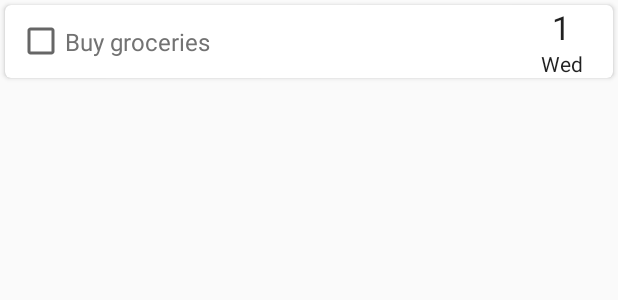
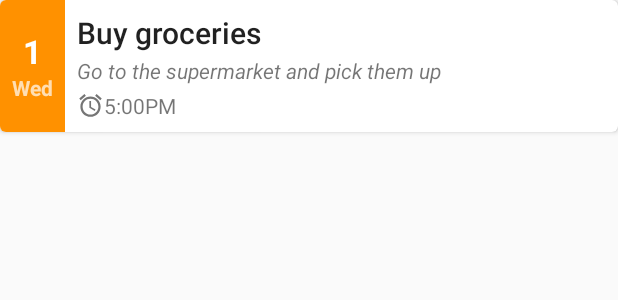
Before and after one commit to teobaranga/T-Tasks, an Android app: the layout layout_item_task.xml on its own in the app's theme, with its tools: preview values and no code run, on a phone screen of 412 x 824 dp. Shown: the top 300 px of the screen. Run offline under Robolectric (Android 15) with nearby library versions, the phone set to English and light mode, and no system bars.

Commit message:
Redesigned the task item layout
- updated Gradle to 2.9
- updated Gradle plugin to 1.5.0
- removed Crashlytics - no need for it at the moment
- updated support libraries to 23.1.1
- replaced PNG assets with XML versions

```diff
--- a/build.gradle
+++ b/build.gradle
@@ -2,11 +2,11 @@
 buildscript {
     repositories {
         jcenter()
-        maven { url 'https://maven.fabric.io/public' }
+//        maven { url 'https://maven.fabric.io/public' }
     }
     dependencies {
-        classpath 'com.android.tools.build:gradle:1.5.0-beta1'
-        classpath 'io.fabric.tools:gradle:1.19.2'
+        classpath 'com.android.tools.build:gradle:1.5.0'
+//        classpath 'io.fabric.tools:gradle:1.19.2'
         classpath 'me.tatarka:gradle-retrolambda:3.2.3'
         classpath 'me.tatarka.retrolambda.projectlombok:lombok.ast:0.2.3.a2'
     }
@@ -17,6 +17,6 @@ buildscript {
 allprojects {
     repositories {
         jcenter()
-        maven { url 'https://maven.fabric.io/public' }
+//        maven { url 'https://maven.fabric.io/public' }
     }
 }
--- a/gradle.properties
+++ b/gradle.properties
@@ -17,4 +17,4 @@
 # http://www.gradle.org/docs/current/userguide/multi_project_builds.html#sec:decoupled_projects
 # org.gradle.parallel=true
 
-android_support_lib_version = 23.1.0
+android_support_lib_version = 23.1.1
--- a/t-tasks/build.gradle
+++ b/t-tasks/build.gradle
@@ -1,6 +1,6 @@
 apply plugin: 'com.android.application'
-apply plugin: 'io.fabric'
 apply plugin: 'me.tatarka.retrolambda'
+//apply plugin: 'io.fabric'
 
 android {
     compileSdkVersion 23
--- a/t-tasks/src/main/java/com/teo/ttasks/MyListCursorAdapter.java
+++ b/t-tasks/src/main/java/com/teo/ttasks/MyListCursorAdapter.java
@@ -74,9 +74,9 @@ public class MyListCursorAdapter extends CursorRecyclerViewAdapter<MyListCursorA
         public ViewHolder(View v) {
             super(v);
             mCheckBox = (CheckBox) v.findViewById(R.id.checkBox);
-            mDay = (TextView) v.findViewById(R.id.textViewDay);
-            mDayWeek = (TextView) v.findViewById(R.id.textViewDayWeek);
-            mTaskTitle = (TextView) v.findViewById(R.id.taskTitle);
+            mDay = (TextView) v.findViewById(R.id.date_day_number);
+            mDayWeek = (TextView) v.findViewById(R.id.date_day_name);
+            mTaskTitle = (TextView) v.findViewById(R.id.title_task);
             mainActivity = (MainActivity) v.getContext();
             v.setOnClickListener(this);
             v.setOnLongClickListener(this);
--- /dev/null
+++ b/t-tasks/src/main/res/drawable/ic_alarm_18dp.xml
@@ -0,0 +1,11 @@
+<vector
+    xmlns:android="http://schemas.android.com/apk/res/android"
+    android:width="18dp"
+    android:height="18dp"
+    android:alpha="0.54"
+    android:viewportHeight="24.0"
+    android:viewportWidth="24.0">
+    <path
+        android:fillColor="#FF000000"
+        android:pathData="M22,5.72l-4.6,-3.86 -1.29,1.53 4.6,3.86L22,5.72zM7.88,3.39L6.6,1.86 2,5.71l1.29,1.53 4.59,-3.85zM12.5,8H11v6l4.75,2.85 0.75,-1.23 -4,-2.37V8zM12,4c-4.97,0 -9,4.03 -9,9s4.02,9 9,9c4.97,0 9,-4.03 9,-9s-4.03,-9 -9,-9zm0,16c-3.87,0 -7,-3.13 -7,-7s3.13,-7 7,-7 7,3.13 7,7 -3.13,7 -7,7z"/>
+</vector>
--- /dev/null
+++ b/t-tasks/src/main/res/drawable/ic_sort_24dp.xml
@@ -0,0 +1,9 @@
+<vector xmlns:android="http://schemas.android.com/apk/res/android"
+        android:width="24dp"
+        android:height="24dp"
+        android:viewportWidth="24.0"
+        android:viewportHeight="24.0">
+    <path
+        android:fillColor="#FFF"
+        android:pathData="M3,18h6v-2H3v2zM3,6v2h18V6H3zm0,7h12v-2H3v2z"/>
+</vector>
--- a/t-tasks/src/main/res/layout/layout_item_task.xml
+++ b/t-tasks/src/main/res/layout/layout_item_task.xml
@@ -2,69 +2,84 @@
     android:id="@+id/card_view"
     xmlns:android="http://schemas.android.com/apk/res/android"
     xmlns:card_view="http://schemas.android.com/apk/res-auto"
-    android:layout_width="wrap_content"
+    xmlns:tools="http://schemas.android.com/tools"
+    android:layout_width="match_parent"
     android:layout_height="wrap_content"
-    android:layout_margin="3dp"
-    card_view:cardCornerRadius="4dp">
+    card_view:cardCornerRadius="4dp"
+    tools:layout_margin="8dp">
 
-    <RelativeLayout
-        android:layout_width="fill_parent"
+    <LinearLayout
+        android:layout_width="match_parent"
         android:layout_height="wrap_content"
-        android:background="?android:attr/selectableItemBackground">
+        android:background="?android:attr/selectableItemBackground"
+        android:orientation="horizontal">
 
-        <CheckBox
-            android:id="@+id/checkBox"
+        <LinearLayout
             android:layout_width="wrap_content"
-            android:layout_height="wrap_content"
-            android:layout_alignParentLeft="true"
-            android:layout_alignParentStart="true"
-            android:layout_centerVertical="true"
-            android:layout_marginLeft="8dp"
-            android:layout_marginStart="8dp"
-            android:focusable="false"
-            android:focusableInTouchMode="false"/>
-
-        <TextView
-            android:id="@+id/taskTitle"
-            android:layout_width="wrap_content"
-            android:layout_height="wrap_content"
-            android:layout_centerVertical="true"
-            android:layout_toEndOf="@+id/checkBox"
-            android:layout_toLeftOf="@+id/date"
-            android:layout_toRightOf="@+id/checkBox"
-            android:layout_toStartOf="@+id/date"
-            android:text="Buy groceries"
-            android:textColor="#ff727272"
-            android:textSize="16sp"/>
-
-        <RelativeLayout
-            android:id="@+id/date"
-            android:layout_width="40dp"
-            android:layout_height="wrap_content"
-            android:layout_alignParentEnd="true"
-            android:layout_alignParentRight="true"
-            android:layout_centerVertical="true"
-            android:layout_marginEnd="14dp"
-            android:layout_marginRight="14dp">
+            android:layout_height="match_parent"
+            android:background="@color/colorAccent"
+            android:gravity="center"
+            android:orientation="vertical"
+            android:padding="8dp">
 
             <TextView
-                android:id="@+id/textViewDay"
+                android:id="@+id/date_day_number"
+                style="@style/TextAppearance.AppCompat.Large.Inverse"
                 android:layout_width="wrap_content"
                 android:layout_height="wrap_content"
-                android:layout_centerHorizontal="true"
-                android:text="1"
-                android:textAppearance="?android:attr/textAppearanceLarge"/>
+                android:layout_gravity="center_horizontal"
+                android:textStyle="bold"
+                tools:text="1"/>
 
             <TextView
-                android:id="@+id/textViewDayWeek"
+                android:id="@+id/date_day_name"
+                style="@style/TextAppearance.AppCompat.Small.Inverse"
                 android:layout_width="wrap_content"
                 android:layout_height="wrap_content"
-                android:layout_below="@id/textViewDay"
-                android:layout_centerHorizontal="true"
-                android:text="Wed"
-                android:textAppearance="?android:attr/textAppearance"/>
-        </RelativeLayout>
+                android:layout_gravity="center_horizontal"
+                android:textStyle="bold"
+                tools:text="Wed"/>
 
-    </RelativeLayout>
+        </LinearLayout>
+
+        <LinearLayout
+            android:layout_width="match_parent"
+            android:layout_height="wrap_content"
+            android:orientation="vertical"
+            android:padding="8dp">
+
+            <TextView
+                android:id="@+id/task_title"
+                style="@style/TextAppearance.AppCompat.Title"
+                android:layout_width="wrap_content"
+                android:layout_height="wrap_content"
+                android:layout_marginBottom="2dp"
+                android:singleLine="true"
+                tools:text="Buy groceries"/>
+
+            <TextView
+                android:id="@+id/task_description"
+                style="@style/TextAppearance.AppCompat.Small"
+                android:layout_width="wrap_content"
+                android:layout_height="wrap_content"
+                android:layout_marginBottom="4dp"
+                android:singleLine="true"
+                android:textStyle="italic"
+                tools:text="Go to the supermarket and pick them up"/>
+
+            <TextView
+                android:id="@+id/task_reminder"
+                style="@style/TextAppearance.AppCompat.Small"
+                android:layout_width="wrap_content"
+                android:layout_height="wrap_content"
+                android:drawableLeft="@drawable/ic_alarm_18dp"
+                android:drawableStart="@drawable/ic_alarm_18dp"
+                android:gravity="bottom"
+                android:singleLine="true"
+                tools:text="5:00PM"/>
+
+        </LinearLayout>
+
+    </LinearLayout>
 
 </android.support.v7.widget.CardView>
--- a/t-tasks/src/main/res/menu/menu_tasks.xml
+++ b/t-tasks/src/main/res/menu/menu_tasks.xml
@@ -3,7 +3,7 @@
       xmlns:app="http://schemas.android.com/apk/res-auto">
     <item
         android:id="@id/menu_sort"
-        android:icon="@drawable/ic_sort_white_24dp"
+        android:icon="@drawable/ic_sort_24dp"
         android:title="@string/menu_sort"
         app:showAsAction="always">
         <menu>
```
Also changed, not shown: gradle/wrapper/gradle-wrapper.properties, t-tasks/src/main/res/drawable-xxxhdpi/ic_add_white_24dp.png (deleted), t-tasks/src/main/res/drawable-xxxhdpi/ic_sort_white_24dp.png (deleted), 1 other file.
